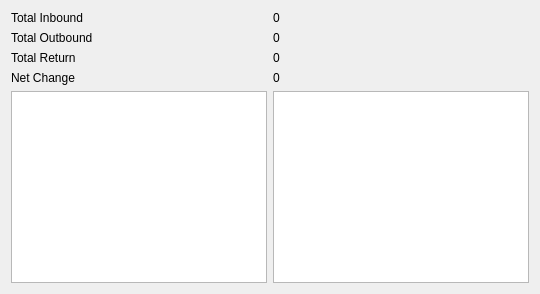
Before: the Qt Designer form src/ui/dialogs/dashboard_dialog.ui in Hyunseung-Nam/Micro_ERP, drawn with Qt 5.
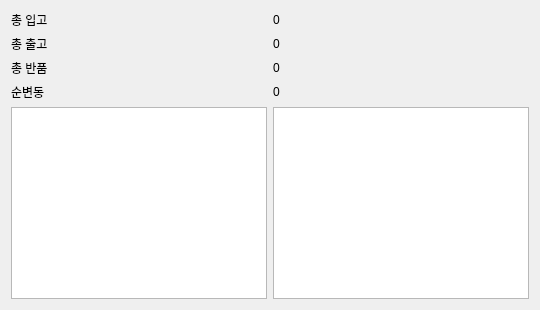
After: the same form once the commit is applied.

```diff
--- a/src/ui/dialogs/dashboard_dialog.ui
+++ b/src/ui/dialogs/dashboard_dialog.ui
@@ -11,7 +11,7 @@
      <item row="0" column="0">
       <widget class="QLabel" name="totalInboundTitle">
        <property name="text">
-        <string>Total Inbound</string>
+        <string>총 입고</string>
        </property>
       </widget>
      </item>
@@ -25,7 +25,7 @@
      <item row="1" column="0">
       <widget class="QLabel" name="totalOutboundTitle">
        <property name="text">
-        <string>Total Outbound</string>
+        <string>총 출고</string>
        </property>
       </widget>
      </item>
@@ -39,7 +39,7 @@
      <item row="2" column="0">
       <widget class="QLabel" name="totalReturnTitle">
        <property name="text">
-        <string>Total Return</string>
+        <string>총 반품</string>
        </property>
       </widget>
      </item>
@@ -53,7 +53,7 @@
      <item row="3" column="0">
       <widget class="QLabel" name="netChangeTitle">
        <property name="text">
-        <string>Net Change</string>
+        <string>순변동</string>
        </property>
       </widget>
      </item>
```
Left out of the diff: 2 changed lines with no effect on the pictures.
